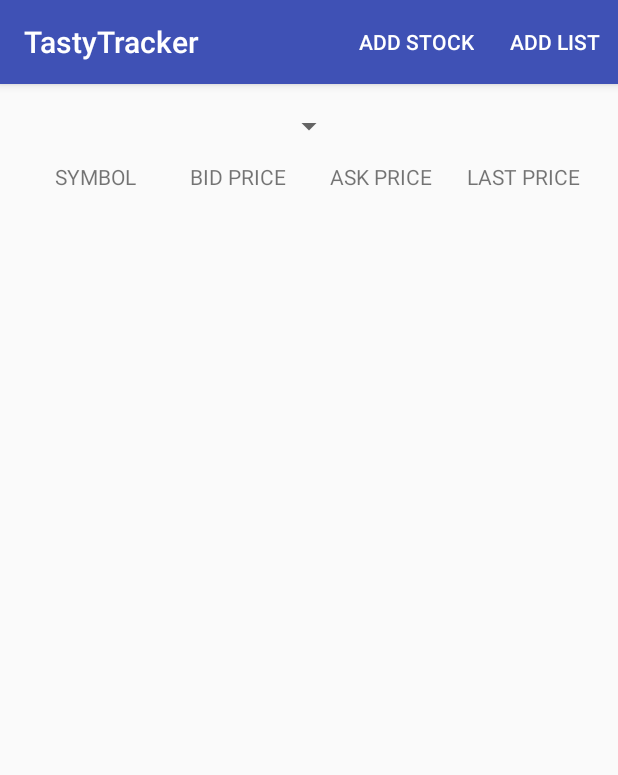
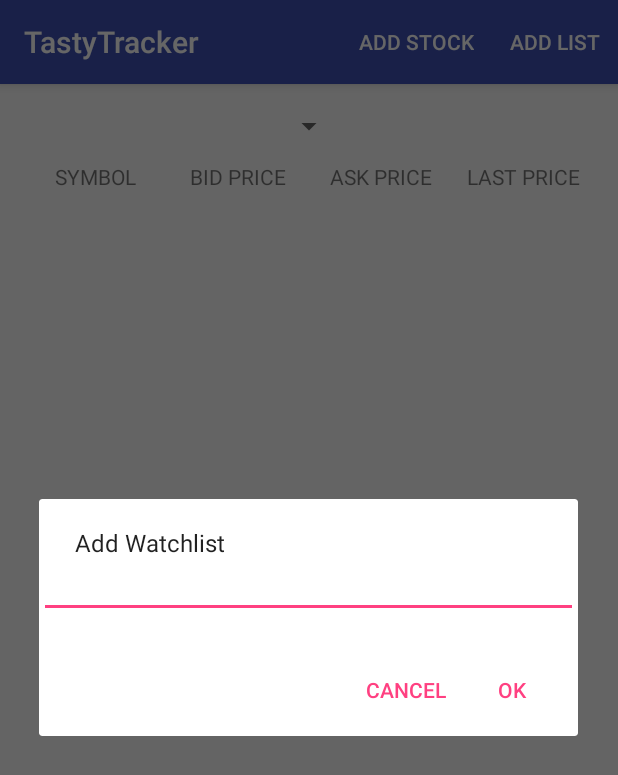
Before and after one commit to jlillioja/TastyTracker, an Android app: the WatchlistActivity screen opened directly, with no data from a screen before it, after a tap on "ADD LIST", on a phone screen of 412 x 824 dp. Shown: the top 775 px of the screen. Run offline under Robolectric (Android 15) with nearby library versions, the phone set to English and light mode, and no system bars; our stand-ins replace RxJava; libraries missing offline, so code that uses them is left out: com.jakewharton.rxbinding2; network calls fail; 3 statements that could not run were skipped.

Commit message:
Can now add new watchlist with editable name.

```diff
--- a/app/src/main/AndroidManifest.xml
+++ b/app/src/main/AndroidManifest.xml
@@ -41,7 +41,8 @@
         </activity>
         <activity android:name=".Watchlist.WatchlistActivity" />
         <activity android:name=".AddSymbol.AddSymbolActivity" />
-        <activity android:name=".Watchlist.AddStockActivity"></activity>
+        <activity android:name=".Watchlist.AddStockActivity" />
+        <activity android:name=".Watchlist.AddWatchlistDialog"></activity>
     </application>
 
 </manifest>
--- /dev/null
+++ b/app/src/main/java/com/jlillioja/tastytracker/Watchlist/AddWatchlistDialog.kt
@@ -0,0 +1,45 @@
+package com.jlillioja.tastytracker.Watchlist
+
+import android.app.AlertDialog
+import android.app.Dialog
+import android.app.DialogFragment
+import android.content.Context
+import android.os.Bundle
+import android.widget.EditText
+
+import com.jlillioja.tastytracker.R
+
+
+class AddWatchlistDialog() : DialogFragment() {
+
+
+
+    override fun onCreateDialog(savedInstanceState: Bundle?): Dialog {
+        val watchlistName = EditText(activity).apply { setPadding(5,5,5,5) }
+
+        val builder = AlertDialog.Builder(activity)
+        builder.setMessage("Add Watchlist")
+                .setView(watchlistName)
+                .setPositiveButton("OK", { dialog, id ->
+                    listener?.onListAdded(watchlistName.text.toString())
+                    dismiss()
+                })
+                .setNegativeButton("Cancel", { dialog, id ->
+                    dismiss()
+                })
+        return builder.create()
+    }
+
+    interface Listener {
+        fun onListAdded(name: String?)
+    }
+    var listener: Listener? = null
+
+    override fun onAttach(context: Context?) {
+        if (context is Listener) {
+            listener = context
+        }
+
+        super.onAttach(context)
+    }
+}
--- a/app/src/main/java/com/jlillioja/tastytracker/Watchlist/WatchlistActivity.kt
+++ b/app/src/main/java/com/jlillioja/tastytracker/Watchlist/WatchlistActivity.kt
@@ -14,17 +14,24 @@ import kotlinx.android.synthetic.main.activity_watchlist.*
 import java.util.concurrent.TimeUnit
 import android.widget.TextView
 import android.view.*
+import com.jakewharton.rxbinding2.widget.RxAdapter
 import io.reactivex.Observable
 import io.reactivex.android.schedulers.AndroidSchedulers
 import io.reactivex.subjects.BehaviorSubject
 
-class WatchlistActivity : AppCompatActivity() {
+class WatchlistActivity : AppCompatActivity(), AddWatchlistDialog.Listener {
+    override fun onListAdded(name: String?) {
+        watchlistAdapter.add(name)
+    }
+
     val LOG_TAG = "WatchlistActivity"
 
     val facebook = FacebookNetworkWrapper()
     val yahoo = YahooNetworkWrapper()
 
     val stocks = BehaviorSubject.createDefault(listOf("AAPL", "MSFT", "ES"))
+
+    data class Watchlist(var name: String, var stocks: List<Stock>)
 
     lateinit var stockListAdapter: StockArrayAdapter
     lateinit var watchlistAdapter: WatchlistAdapter
@@ -44,6 +51,7 @@ class WatchlistActivity : AppCompatActivity() {
                 return true
             }
             R.id.addList -> {
+                AddWatchlistDialog().show(fragmentManager, "Add Watchlist Dialog")
                 return true
             }
             else -> {
@@ -74,6 +82,10 @@ class WatchlistActivity : AppCompatActivity() {
         stockList.setOnItemLongClickListener { adapterView, view, index, id ->
             removeStock(view.findViewById<TextView>(R.id.symbol)?.text?.toString())
             true
+        }
+
+        watchlistSpinner.setOnItemClickListener { adapterView, view, index, id ->
+
         }
 
         facebook.fetchUser().observeOn(AndroidSchedulers.mainThread()).subscribe { user ->
```
Also changed, not shown: app/build.gradle (line endings or trailing spaces).
